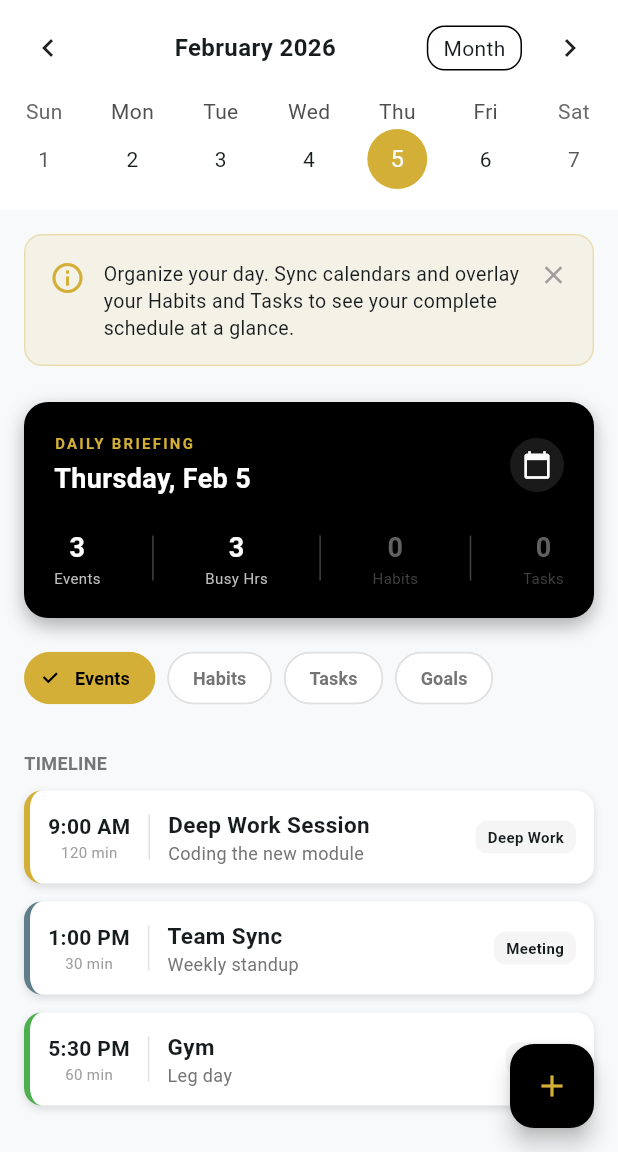
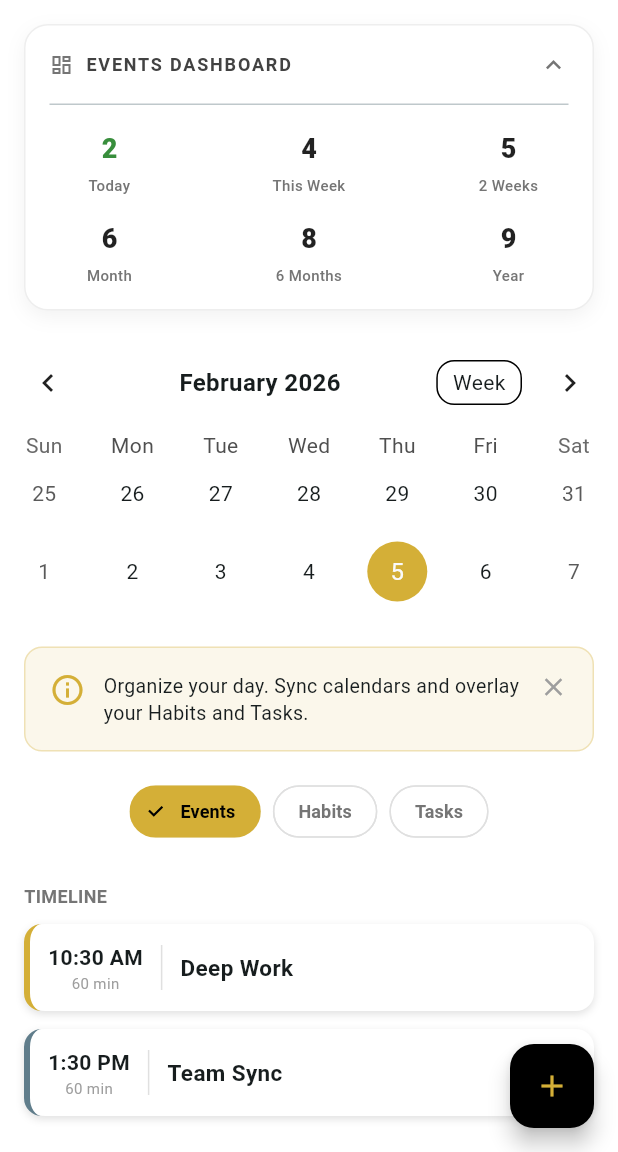
Before and after one commit to unwaverbusiness/unwaver_app, a Flutter app: the CalendarScreen screen opened directly, on a phone screen of 412 x 824 dp, the part 84-1236 px from its top. Run offline on Flutter 3.47's test engine with Material 3 defaults, Android fonts, the phone set to English and light mode, and no system bars; drawn by our look-alikes of table_calendar; our stand-ins replace firebase_auth, firebase_core, fl_chart, flutter_dotenv, google_generative_ai; accounts and stored records are empty.

Commit message:
Fixed dashboard titles for consistency across screens

```diff
--- a/lib/Screens/Goals/goal_overview_screen.dart
+++ b/lib/Screens/Goals/goal_overview_screen.dart
@@ -171,7 +171,7 @@ class _GoalOverviewScreenState extends State<GoalOverviewScreen> {
                       Icon(Icons.bar_chart, size: 16, color: Colors.grey[600]),
                       const SizedBox(width: 8),
                       Text(
-                        "GOAL SUMMARY",
+                        "GOALS DASHBOARD",
                         style: TextStyle(
                           fontSize: 12,
                           fontWeight: FontWeight.bold,
--- a/lib/Screens/Habits/habits_screen.dart
+++ b/lib/Screens/Habits/habits_screen.dart
@@ -152,7 +152,7 @@ class _HabitsScreenState extends State<HabitsScreen> {
                       Icon(Icons.bolt, size: 18, color: Colors.orange[700]),
                       const SizedBox(width: 8),
                       Text(
-                        "STREAK DASHBOARD",
+                        "HABITS DASHBOARD",
                         style: TextStyle(
                           fontSize: 12,
                           fontWeight: FontWeight.bold,
--- a/lib/Screens/Onboarding/onboarding_screen_1.dart
+++ b/lib/Screens/Onboarding/onboarding_screen_1.dart
@@ -0,0 +1,77 @@
+import 'package:flutter/material.dart';
+
+class OnboardingScreen1 extends StatelessWidget {
+  const OnboardingScreen1({Key? key}) : super(key: key);
+
+  @override
+  Widget build(BuildContext context) {
+    return Scaffold(
+      body: SafeArea(
+        child: Padding(
+          padding: const EdgeInsets.all(24.0),
+          child: Column(
+            mainAxisAlignment: MainAxisAlignment.spaceBetween,
+            children: [
+              Column(
+                children: [
+                  const SizedBox(height: 40),
+                  Container(
+                    width: 120,
+                    height: 120,
+                    decoration: BoxDecoration(
+                      color: Colors.blue.shade100,
+                      borderRadius: BorderRadius.circular(20),
+                    ),
+                    child: Icon(
+                      Icons.track_changes,
+                      size: 60,
+                      color: Colors.blue.shade700,
+                    ),
+                  ),
+                  const SizedBox(height: 40),
+                  Text(
+                    'Track Your Goals',
+                    style: Theme.of(context).textTheme.headlineSmall?.copyWith(
+                          fontWeight: FontWeight.bold,
+                        ),
+                  ),
+                  const SizedBox(height: 16),
+                  Text(
+                    'Set ambitious goals and track your progress toward achieving your dreams.',
+                    textAlign: TextAlign.center,
+                    style: Theme.of(context).textTheme.bodyMedium?.copyWith(
+                          color: Colors.grey.shade600,
+                        ),
+                  ),
+                ],
+              ),
+              Column(
+                children: [
+                  SizedBox(
+                    width: double.infinity,
+                    child: ElevatedButton(
+                      onPressed: () {
+                        // Navigate to next onboarding screen
+                      },
+                      child: const Text('Get Started'),
+                    ),
+                  ),
+                  const SizedBox(height: 12),
+                  SizedBox(
+                    width: double.infinity,
+                    child: OutlinedButton(
+                      onPressed: () {
+                        // Skip onboarding
+                      },
+                      child: const Text('Skip'),
+                    ),
+                  ),
+                ],
+              ),
+            ],
+          ),
+        ),
+      ),
+    );
+  }
+}
--- a/lib/Screens/Schedule/schedule_screen.dart
+++ b/lib/Screens/Schedule/schedule_screen.dart
@@ -1,6 +1,6 @@
 import 'package:flutter/material.dart';
 import 'package:table_calendar/table_calendar.dart';
-import 'package:intl/intl.dart'; // Added for date formatting
+import 'package:intl/intl.dart';
 import 'package:unwaver/widgets/maindrawer.dart';
 import 'package:unwaver/widgets/app_logo.dart';
 
@@ -9,21 +9,23 @@ class Event {
   final String id;
   String title;
   String description;
+  final DateTime date; // Fixed: Explicit DateTime required
   TimeOfDay time;
   String category;
-  // Added duration for dashboard calculation
   final int durationMinutes;
 
   Event({
     required this.id,
     required this.title,
     required this.description,
+    required this.date,
     required this.time,
     required this.category,
     this.durationMinutes = 60,
   });
 }
 
+// --- MAIN CLASS ---
 class CalendarScreen extends StatefulWidget {
   const CalendarScreen({super.key});
 
@@ -31,14 +33,17 @@ class CalendarScreen extends StatefulWidget {
   State<CalendarScreen> createState() => _CalendarScreenState();
 }
 
-class _CalendarScreenState extends State<CalendarScreen> {
+class _CalendarScreenState extends State<CalendarScreen> with TickerProviderStateMixin {
   // --- STATE ---
-  CalendarFormat _calendarFormat = CalendarFormat.week; // Default to week for "Schedule" feel
+  CalendarFormat _calendarFormat = CalendarFormat.twoWeeks;
   DateTime _focusedDay = DateTime.now();
   DateTime? _selectedDay;
-  bool _showBanner = true; // For Instruction Banner
+  bool _showBanner = true;
 
-  // Toggles for "Layers"
+  // Dashboard State
+  bool _isDashboardExpanded = true;
+
+  // Filter Toggles
   bool _showEvents = true;
   bool _showHabits = false;
   bool _showTasks = false;
@@ -46,8 +51,8 @@ class _CalendarScreenState extends State<CalendarScreen> {
   late Map<DateTime, List<Event>> _events;
   bool _isSyncing = false;
 
-  // Theme Colors
-  final Color _goldColor = const Color(0xFFD4AF37); // Fixed Gold Color
+  // Colors
+  final Color _goldColor = const Color(0xFFD4AF37);
   final Color _bgGrey = const Color(0xFFF8F9FA);
 
   @override
@@ -55,23 +60,55 @@ class _CalendarScreenState extends State<CalendarScreen> {
     super.initState();
     _selectedDay = _focusedDay;
     _events = {};
-    // Add some dummy data for demonstration
     _addDummyData();
   }
 
   void _addDummyData() {
     final now = DateTime.now();
-    _events[DateTime(now.year, now.month, now.day)] = [
-      Event(id: '1', title: 'Deep Work Session', description: 'Coding the new module', time: const TimeOfDay(hour: 9, minute: 0), category: 'Deep Work', durationMinutes: 120),
-      Event(id: '2', title: 'Team Sync', description: 'Weekly standup', time: const TimeOfDay(hour: 13, minute: 0), category: 'Meeting', durationMinutes: 30),
-      Event(id: '3', title: 'Gym', description: 'Leg day', time: const TimeOfDay(hour: 17, minute: 30), category: 'Health', durationMinutes: 60),
-    ];
+
+    // Helper to add event safely
+    void add(DateTime d, String title, String cat) {
+      // Normalize key to midnight for map lookups
+      final key = DateTime(d.year, d.month, d.day);
+
+      final ev = Event(
+        id: DateTime.now().microsecondsSinceEpoch.toString() + title, // Unique ID
+        title: title,
+        description: "",
+        date: d, // Explicit date passed here
+        time: TimeOfDay(hour: d.hour, minute: d.minute),
+        category: cat
+      );
+
+      if (_events[key] == null) _events[key] = [];
+      _events[key]!.add(ev);
+    }
+
+    // Today
+    add(now, 'Deep Work', 'Deep Work');
+    add(now.add(const Duration(hours: 3)), 'Team Sync', 'Meeting');
+
+    // This Week
+    add(now.add(const Duration(days: 2)), 'Client Call', 'Meeting');
+    add(now.add(const Duration(days: 3)), 'Project Review', 'Deep Work');
+
+    // 2 Weeks
+    add(now.add(const Duration(days: 9)), 'Dentist', 'Health');
+
+    // Month
+    add(now.add(const Duration(days: 20)), 'Monthly Report', 'Deep Work');
+
+    // 6 Months
+    add(now.add(const Duration(days: 90)), 'Quarterly Review', 'Meeting');
+    add(now.add(const Duration(days: 150)), 'Product Launch', 'Deep Work');
+
+    // Year
+    add(now.add(const Duration(days: 300)), 'Year End Party', 'Other');
   }
 
   // --- LOGIC ---
 
   List<Event> _getEventsForDay(DateTime day) {
-    // Normalizing date to ignore time for map lookup
     final normalizedDate = DateTime(day.year, day.month, day.day);
     final events = _events[normalizedDate] ?? [];
     events.sort((a, b) {
@@ -84,12 +121,17 @@ class _CalendarScreenState extends State<CalendarScreen> {
 
   void _addEvent(String title, String desc, TimeOfDay time, String cat) {
     if (_selectedDay == null) return;
-    final normalizedDate = DateTime(_selectedDay!.year, _selectedDay!.month, _selectedDay!.day);
+    final d = _selectedDay!;
+    final normalizedDate = DateTime(d.year, d.month, d.day);
+
+    // Combine date + time
+    final fullDate = DateTime(d.year, d.month, d.day, time.hour, time.minute);
 
     final newEvent = Event(
       id: DateTime.now().toString(),
       title: title,
       description: desc,
+      date: fullDate,
       time: time,
       category: cat,
     );
@@ -123,22 +165,44 @@ class _CalendarScreenState extends State<CalendarScreen> {
     }
   }
 
-  // --- DASHBOARD STATS CALCULATION ---
-  Map<String, String> _calculateDailyStats() {
-    final events = _getEventsForDay(_selectedDay ?? DateTime.now());
+  // --- STATS CALCULATION (Fixes Type Error) ---
+  Map<String, String> _calculateDetailedStats() {
+    final now = DateTime.now();
+    final todayStart = DateTime(now.year, now.month, now.day);
+    final nextWeek = todayStart.add(const Duration(days: 7));
+    final next2Weeks = todayStart.add(const Duration(days: 14));
+    final nextMonth = todayStart.add(const Duration(days: 30));
+    final next6Months = todayStart.add(const Duration(days: 180));
+    final nextYear = todayStart.add(const Duration(days: 365));
 
-    int totalMinutes = events.fold(0, (sum, item) => sum + item.durationMinutes);
-    int hours = totalMinutes ~/ 60;
+    int cToday = 0;
+    int cWeek = 0;
+    int c2Weeks = 0;
+    int cMonth = 0;
+    int c6Months = 0;
+    int cYear = 0;
 
-    // Mocking Habit/Task counts for now since they aren't fully linked
-    int habitCount = _showHabits ? 3 : 0;
-    int taskCount = _showTasks ? 5 : 0;
+    _events.forEach((key, list) {
+      for (var e in list) {
+        // Safe check: Ensure date is not null (though model requires it now)
+        if (e.date.isBefore(todayStart)) continue;
+
+        if (e.date.isBefore(todayStart.add(const Duration(days: 1)))) cToday++;
+        if (e.date.isBefore(nextWeek)) cWeek++;
+        if (e.date.isBefore(next2Weeks)) c2Weeks++;
+        if (e.date.isBefore(nextMonth)) cMonth++;
+        if (e.date.isBefore(next6Months)) c6Months++;
+        if (e.date.isBefore(nextYear)) cYear++;
+      }
+    });
 
     return {
-      "Events": "${events.length}",
-      "Hours": "$hours",
-      "Habits": "$habitCount",
-      "Tasks": "$taskCount",
+      "Today": "$cToday",
+      "Week": "$cWeek",
+      "2 Wks": "$c2Weeks",
+      "Month": "$cMonth",
+      "6 Mths": "$c6Months",
+      "Year": "$cYear",
     };
   }
 
@@ -162,7 +226,7 @@ class _CalendarScreenState extends State<CalendarScreen> {
               ListTile(
                 leading: const Icon(Icons.g_mobiledata, size: 32, color: Colors.red),
                 title: const Text("Google Calendar", style: TextStyle(fontWeight: FontWeight.bold)),
-                trailing: const Icon(Icons.check_circle, color: Colors.green), // Mock connected state
+                trailing: const Icon(Icons.check_circle, color: Colors.green),
                 onTap: () => _handleSync("Google"),
               ),
               const Divider(),
@@ -185,7 +249,6 @@ class _CalendarScreenState extends State<CalendarScreen> {
     String description = "";
     TimeOfDay selectedTime = TimeOfDay.now();
     String selectedCategory = "Deep Work";
-    final List<String> categories = ["Deep Work", "Meeting", "Health", "Routine", "Other"];
 
     showModalBottomSheet(
       context: context,
@@ -240,7 +303,7 @@ class _CalendarScreenState extends State<CalendarScreen> {
 
   Widget _buildBanner() {
     return Container(
-      margin: const EdgeInsets.all(16),
+      margin: const EdgeInsets.symmetric(horizontal: 16, vertical: 8),
       padding: const EdgeInsets.all(16),
       decoration: BoxDecoration(
         color: _goldColor.withOpacity(0.1),
@@ -254,7 +317,7 @@ class _CalendarScreenState extends State<CalendarScreen> {
           const SizedBox(width: 12),
           Expanded(
             child: const Text(
-              "Organize your day. Sync calendars and overlay your Habits and Tasks to see your complete schedule at a glance.",
+              "Organize your day. Sync calendars and overlay your Habits and Tasks.",
               style: TextStyle(fontSize: 13, height: 1.4),
             ),
           ),
@@ -268,77 +331,119 @@ class _CalendarScreenState extends State<CalendarScreen> {
   }
 
   Widget _buildEventsDashboard() {
-    final stats = _calculateDailyStats();
-    final dateStr = DateFormat('EEEE, MMM d').format(_selectedDay ?? DateTime.now());
+    final stats = _calculateDetailedStats();
 
     return Container(
-      margin: const EdgeInsets.symmetric(horizontal: 16, vertical: 8),
-      padding: const EdgeInsets.all(20),
+      margin: const EdgeInsets.all(16),
       decoration: BoxDecoration(
-        color: Colors.black,
+        color: Colors.white,
         borderRadius: BorderRadius.circular(16),
         boxShadow: [
-          BoxShadow(color: Colors.black.withOpacity(0.3), blurRadius: 10, offset: const Offset(0, 5))
+          BoxShadow(
+            color: Colors.black.withOpacity(0.05),
+            blurRadius: 10,
+            offset: const Offset(0, 4),
+          )
+        ],
+        border: Border.all(color: Colors.grey.shade200),
+      ),
+      child: Column(
+        children: [
+          // Header
+          InkWell(
+            onTap: () => setState(() => _isDashboardExpanded = !_isDashboardExpanded),
+            borderRadius: const BorderRadius.vertical(top: Radius.circular(16), bottom: Radius.circular(16)),
+            child: Padding(
+              padding: const EdgeInsets.all(16.0),
+              child: Row(
+                mainAxisAlignment: MainAxisAlignment.spaceBetween,
+                children: [
+                  Row(
+                    children: [
+                      Icon(Icons.dashboard_outlined, size: 16, color: Colors.grey[600]),
+                      const SizedBox(width: 8),
+                      Text(
+                        "EVENTS DASHBOARD",
+                        style: TextStyle(
+                          fontSize: 12,
+                          fontWeight: FontWeight.bold,
+                          letterSpacing: 1.2,
+                          color: Colors.grey[800]
+                        ),
+                      ),
                     ],
                   ),
+                  Icon(
+                    _isDashboardExpanded ? Icons.keyboard_arrow_up : Icons.keyboard_arrow_down,
+                    color: Colors.grey[600],
+                    size: 20,
+                  ),
+                ],
+              ),
+            ),
+          ),
+
+          // Expanded Stats
+          AnimatedSize(
+            duration: const Duration(milliseconds: 300),
+            curve: Curves.easeInOut,
+            child: _isDashboardExpanded
+              ? Padding(
+                  padding: const EdgeInsets.fromLTRB(16, 0, 16, 16),
                   child: Column(
-        crossAxisAlignment: CrossAxisAlignment.start,
                     children: [
+                      const Divider(height: 1),
+                      const SizedBox(height: 16),
+                      // Row 1: Short Term
                       Row(
                         mainAxisAlignment: MainAxisAlignment.spaceBetween,
                         children: [
-              Column(
-                crossAxisAlignment: CrossAxisAlignment.start,
-                children: [
-                  Text("DAILY BRIEFING", style: TextStyle(color: _goldColor, fontSize: 10, letterSpacing: 1.5, fontWeight: FontWeight.bold)),
-                  const SizedBox(height: 4),
-                  Text(dateStr, style: const TextStyle(color: Colors.white, fontSize: 18, fontWeight: FontWeight.bold)),
+                          _buildDashStat("Today", stats["Today"]!, color: Colors.green[700]),
+                          _buildDashStat("This Week", stats["Week"]!),
+                          _buildDashStat("2 Weeks", stats["2 Wks"]!),
                         ],
                       ),
-              Container(
-                padding: const EdgeInsets.all(8),
-                decoration: BoxDecoration(color: Colors.white.withOpacity(0.1), shape: BoxShape.circle),
-                child: const Icon(Icons.calendar_today, color: Colors.white, size: 20),
-              )
-            ],
-          ),
-          const SizedBox(height: 20),
+                      const SizedBox(height: 16),
+                      // Row 2: Long Term
                       Row(
                         mainAxisAlignment: MainAxisAlignment.spaceBetween,
                         children: [
-              _buildDashStat("Events", stats["Events"]!),
-              Container(width: 1, height: 30, color: Colors.grey.shade800),
-              _buildDashStat("Busy Hrs", stats["Hours"]!),
-              Container(width: 1, height: 30, color: Colors.grey.shade800),
-              _buildDashStat("Habits", stats["Habits"]!, isActive: _showHabits),
-              Container(width: 1, height: 30, color: Colors.grey.shade800),
-              _buildDashStat("Tasks", stats["Tasks"]!, isActive: _showTasks),
+                          _buildDashStat("Month", stats["Month"]!),
+                          _buildDashStat("6 Months", stats["6 Mths"]!),
+                          _buildDashStat("Year", stats["Year"]!),
                         ],
+                      ),
+                    ],
+                  ),
+                )
+              : const SizedBox.shrink(),
           ),
         ],
       ),
     );
   }
 
-  Widget _buildDashStat(String label, String value, {bool isActive = true}) {
-    return Column(
+  Widget _buildDashStat(String label, String value, {Color? color}) {
+    return SizedBox(
+      width: 80, // Fixed width for alignment
+      child: Column(
         children: [
           Text(
             value,
             style: TextStyle(
-            color: isActive ? Colors.white : Colors.grey.shade700,
               fontSize: 18,
-            fontWeight: FontWeight.bold
-          )
+              fontWeight: FontWeight.w800,
+              color: color ?? Colors.black87,
             ),
+          ),
+          const SizedBox(height: 4),
           Text(
             label,
-          style: TextStyle(
-            color: isActive ? Colors.grey.shade400 : Colors.grey.shade800,
-            fontSize: 10
-          )
+            style: TextStyle(fontSize: 10, color: Colors.grey[600], fontWeight: FontWeight.w500),
+            textAlign: TextAlign.center,
           ),
         ],
+      ),
     );
   }
 
@@ -353,9 +458,6 @@ class _CalendarScreenState extends State<CalendarScreen> {
           _buildFilterChip("Habits", _showHabits, (val) => setState(() => _showHabits = val)),
           const SizedBox(width: 8),
           _buildFilterChip("Tasks", _showTasks, (val) => setState(() => _showTasks = val)),
-          const SizedBox(width: 8),
-          // Goal is purely visual for this demo
-          _buildFilterChip("Goals", false, (val) {}),
         ],
       ),
     );
@@ -388,7 +490,7 @@ class _CalendarScreenState extends State<CalendarScreen> {
     final dailyEvents = _getEventsForDay(_selectedDay ?? DateTime.now());
 
     return Scaffold(
-      backgroundColor: _bgGrey,
+      backgroundColor: Colors.white,
       appBar: AppBar(
         title: const AppLogo(),
         centerTitle: true,
@@ -407,12 +509,22 @@ class _CalendarScreenState extends State<CalendarScreen> {
         onPressed: _showAddEventSheet,
         child: Icon(Icons.add, color: _goldColor),
       ),
+
+      // Use Column so Dashboard stays fixed at top
       body: Column(
         children: [
-          // 1. CALENDAR (Collapsible/Adjustable)
+          // 1. DASHBOARD (Fixed / Frozen)
+          _buildEventsDashboard(),
+
+          // 2. SCROLLABLE AREA (Calendar + List)
+          Expanded(
+            child: SingleChildScrollView(
+              child: Column(
+                children: [
+                  // A. CALENDAR (Now scrolls)
                   Container(
                     color: Colors.white,
-            padding: const EdgeInsets.only(bottom: 8),
+                    padding: const EdgeInsets.only(bottom: 16),
                     child: TableCalendar(
                       firstDay: DateTime.utc(2020, 1, 1),
                       lastDay: DateTime.utc(2030, 12, 31),
@@ -447,24 +559,17 @@ class _CalendarScreenState extends State<CalendarScreen> {
                     ),
                   ),
 
-          // 2. SCROLLABLE CONTENT
-          Expanded(
-            child: SingleChildScrollView(
-              child: Column(
-                crossAxisAlignment: CrossAxisAlignment.start,
-                children: [
+                  // B. FILTERS & BANNER
                   if (_showBanner) _buildBanner(),
-                  _buildEventsDashboard(),
                   _buildFilterBar(),
-
                   const SizedBox(height: 16),
 
-                  // 3. SCHEDULE LIST
+                  // C. EVENTS LIST
                   if (dailyEvents.isEmpty && !_showHabits && !_showTasks)
                      Center(
                        child: Padding(
                          padding: const EdgeInsets.all(40.0),
-                         child: Text("Schedule Clear", style: TextStyle(color: Colors.grey[400])),
+                         child: Text("No events for this day", style: TextStyle(color: Colors.grey[400])),
                        ),
                      )
                   else
@@ -473,33 +578,24 @@ class _CalendarScreenState extends State<CalendarScreen> {
                       child: Column(
                         crossAxisAlignment: CrossAxisAlignment.start,
                         children: [
-                          // A. EVENTS SECTION
                           if (_showEvents && dailyEvents.isNotEmpty) ...[
                             Text("TIMELINE", style: TextStyle(color: Colors.grey[600], fontSize: 12, fontWeight: FontWeight.bold)),
                             const SizedBox(height: 10),
                             ...dailyEvents.map((e) => _buildTimelineEvent(e)),
                           ],
-
-                          // B. HABITS SECTION (Mock Data)
                           if (_showHabits) ...[
                             const SizedBox(height: 16),
                             Text("DAILY HABITS", style: TextStyle(color: Colors.grey[600], fontSize: 12, fontWeight: FontWeight.bold)),
                             const SizedBox(height: 10),
                             _buildMockItem("Morning Meditation", Icons.self_improvement, Colors.purple),
-                            _buildMockItem("Drink 2L Water", Icons.local_drink, Colors.blue),
                           ],
-
-                          // C. TASKS SECTION (Mock Data)
                           if (_showTasks) ...[
                             const SizedBox(height: 16),
                             Text("PENDING TASKS", style: TextStyle(color: Colors.grey[600], fontSize: 12, fontWeight: FontWeight.bold)),
                             const SizedBox(height: 10),
                             _buildMockItem("Submit Tax Report", Icons.check_circle_outline, Colors.orange),
-                            _buildMockItem("Call Mom", Icons.check_circle_outline, Colors.green),
-                            _buildMockItem("Buy Groceries", Icons.check_circle_outline, Colors.grey),
                           ],
-
-                          const SizedBox(height: 80), // Space for FAB
+                          const SizedBox(height: 80),
                         ],
                       ),
                     ),
@@ -551,11 +647,6 @@ class _CalendarScreenState extends State<CalendarScreen> {
                 ],
               ),
             ),
-            Container(
-              padding: const EdgeInsets.symmetric(horizontal: 8, vertical: 4),
-              decoration: BoxDecoration(color: Colors.grey[100], borderRadius: BorderRadius.circular(8)),
-              child: Text(event.category, style: const TextStyle(fontSize: 10, fontWeight: FontWeight.bold)),
-            )
           ],
         ),
       ),
@@ -576,8 +667,6 @@ class _CalendarScreenState extends State<CalendarScreen> {
           Icon(icon, color: color, size: 20),
           const SizedBox(width: 12),
           Text(title, style: const TextStyle(fontWeight: FontWeight.w500)),
-          const Spacer(),
-          Icon(Icons.more_horiz, color: Colors.grey[400]),
         ],
       ),
     );
--- a/lib/Screens/Tasks/tasks_screen.dart
+++ b/lib/Screens/Tasks/tasks_screen.dart
@@ -182,7 +182,7 @@ class _TasksScreenState extends State<TasksScreen> {
                       const Icon(Icons.analytics_outlined, size: 18, color: Color.fromARGB(255, 187, 142, 19)),
                       const SizedBox(width: 8),
                       Text(
-                        "TASK OVERVIEW",
+                        "TASKS DASHBOARD",
                         style: TextStyle(
                           fontSize: 12,
                           fontWeight: FontWeight.bold,
```
Lines whose indentation alone changed are shown as unchanged.
